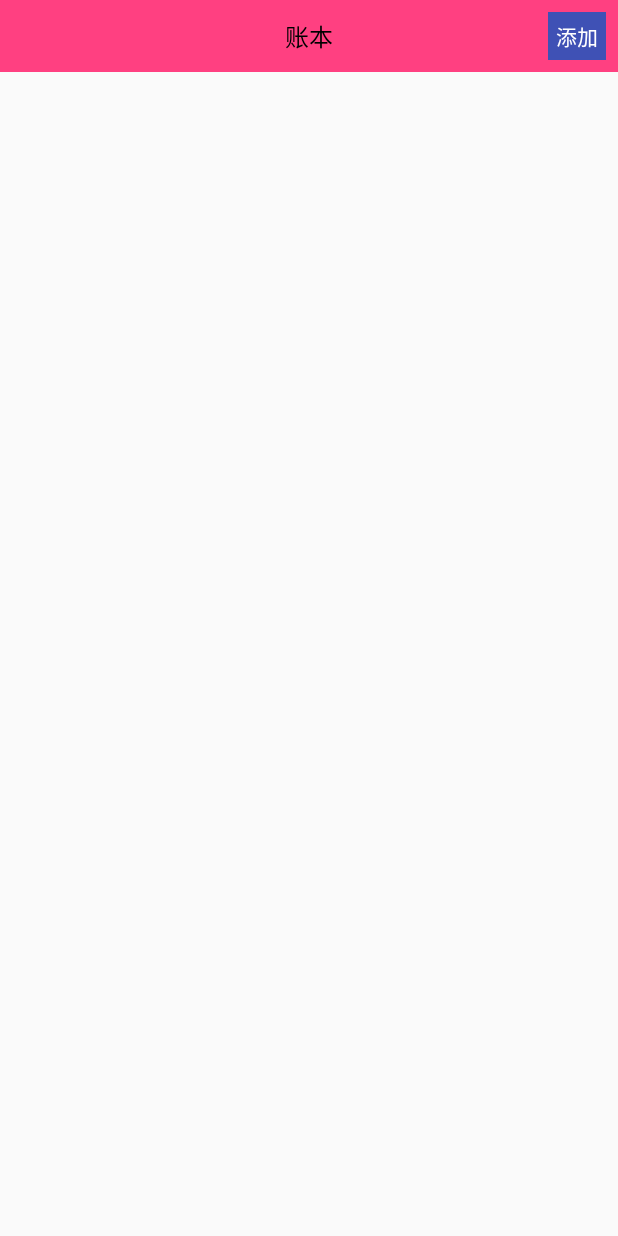
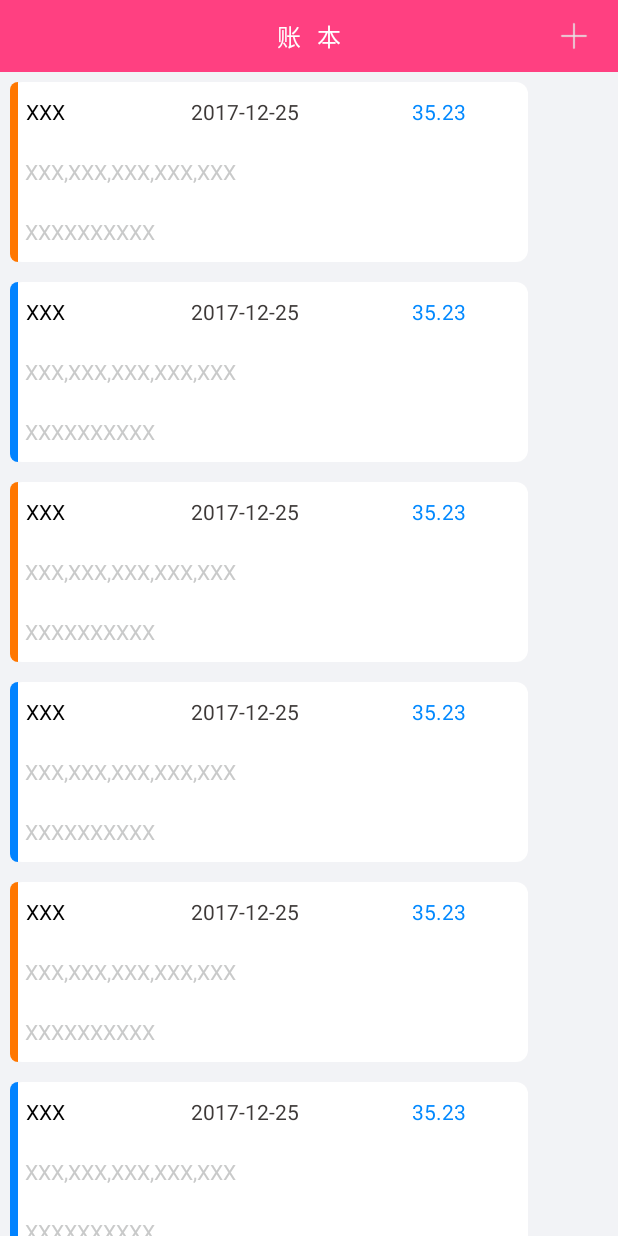
Before and after one commit to Aa136075837/NiaBieLV, an Android app: the screen it shows after launch (MainActivity), on a phone screen of 412 x 824 dp. Run offline under Robolectric (Android 15) with nearby library versions, the phone set to English and light mode, and no system bars.

Commit message:
添加默认item

```diff
--- a/app/build.gradle
+++ b/app/build.gradle
@@ -6,11 +6,12 @@ android {
 
     defaultConfig {
         applicationId "com.example.bo.niabielv"
-        minSdkVersion 15
+        minSdkVersion 18
         targetSdkVersion 27
         versionCode 1
         versionName "1.0"
         testInstrumentationRunner "android.support.test.runner.AndroidJUnitRunner"
+        multiDexEnabled true
     }
     buildTypes {
         release {
@@ -26,7 +27,7 @@ android {
 
 dependencies {
     implementation fileTree(include: ['*.jar'], dir: 'libs')
-    implementation 'com.android.support:appcompat-v7:27.0.0'
+    implementation 'com.android.support:appcompat-v7:27.0.2'
     implementation 'com.android.support.constraint:constraint-layout:1.0.2'
     testImplementation 'junit:junit:4.12'
     androidTestImplementation 'com.android.support.test:runner:1.0.1'
--- a/app/src/main/AndroidManifest.xml
+++ b/app/src/main/AndroidManifest.xml
@@ -3,6 +3,7 @@
     package="com.example.bo.niabielv">
 
     <application
+        android:name=".app.NiaBieApplication"
         android:allowBackup="true"
         android:icon="@mipmap/ic_launcher"
         android:label="@string/app_name"
--- a/app/src/main/java/com/example/bo/niabielv/activity/MainActivity.java
+++ b/app/src/main/java/com/example/bo/niabielv/activity/MainActivity.java
@@ -1,17 +1,26 @@
 package com.example.bo.niabielv.activity;
 
 import android.content.Intent;
+import android.graphics.Rect;
 import android.os.Bundle;
+import android.os.Handler;
+import android.support.v4.widget.SwipeRefreshLayout;
 import android.support.v7.app.AppCompatActivity;
+import android.support.v7.widget.LinearLayoutManager;
 import android.support.v7.widget.RecyclerView;
-import android.widget.TextView;
+import android.view.KeyEvent;
+import android.view.View;
+import android.widget.ImageView;
+import android.widget.Toast;
 
 import com.example.bo.niabielv.R;
+import com.example.bo.niabielv.adapter.AccountAdapter;
 
-public class MainActivity extends AppCompatActivity {
+public class MainActivity extends AppCompatActivity implements SwipeRefreshLayout.OnRefreshListener {
 
-    private TextView mAdd;
+    private ImageView mAdd;
     private RecyclerView mRecyclerView;
+    private SwipeRefreshLayout mRefreshLayout;
 
     @Override
     protected void onCreate(Bundle savedInstanceState) {
@@ -24,14 +33,59 @@ public class MainActivity extends AppCompatActivity {
     private void initView() {
         mAdd = findViewById(R.id.add_account);
         mRecyclerView = findViewById(R.id.main_recycle);
+        mRefreshLayout = findViewById(R.id.main_refresh);
     }
 
     private void initEvent() {
         mAdd.setOnClickListener(v -> toAddAccountActivity());
+        mRefreshLayout.setOnRefreshListener(this);
+        mRefreshLayout.setColorSchemeResources(R.color.colorAccent, R.color.colorPrimary, R.color.colorPrimaryDark);
+
+        LinearLayoutManager manager = new LinearLayoutManager(this);
+        mRecyclerView.setLayoutManager(manager);
+        mRecyclerView.addItemDecoration(new RecyclerView.ItemDecoration() {
+            @Override
+            public void getItemOffsets(Rect outRect, View view, RecyclerView parent,
+                                       RecyclerView.State state) {
+                outRect.set(10, 10, 10, 10);
+            }
+        });
+
+        AccountAdapter adapter = new AccountAdapter( this, R.layout.item_account);
+        mRecyclerView.setAdapter(adapter);
     }
 
     private void toAddAccountActivity() {
         Intent intent = new Intent(this, AddAccountActivity.class);
         startActivity(intent);
     }
+
+    @Override
+    public void onRefresh() {
+        mRefreshLayout.setRefreshing(true);
+        new Handler().postDelayed(new Runnable() {
+            @Override
+            public void run() {
+                mRefreshLayout.setRefreshing(false);
+            }
+        }, 3 * 1000);
+    }
+
+    private long firstTime = 0;
+
+    @Override
+    public boolean onKeyDown(int keyCode, KeyEvent event) {
+        if (keyCode == KeyEvent.KEYCODE_BACK && event.getAction() == KeyEvent.ACTION_DOWN) {
+            if (System.currentTimeMillis() - firstTime > 2000) {
+                Toast.makeText(MainActivity.this, "再按一次退出程序", Toast.LENGTH_SHORT).show();
+                firstTime = System.currentTimeMillis();
+            } else {
+                finish();
+                System.exit(0);
+            }
+            return true;
+        }
+        return super.onKeyDown(keyCode, event);
+    }
+
 }
--- /dev/null
+++ b/app/src/main/java/com/example/bo/niabielv/adapter/AccountAdapter.java
@@ -0,0 +1,56 @@
+package com.example.bo.niabielv.adapter;
+
+import android.content.Context;
+import android.support.annotation.LayoutRes;
+import android.support.v7.widget.RecyclerView;
+import android.view.LayoutInflater;
+import android.view.View;
+import android.view.ViewGroup;
+
+import com.example.bo.niabielv.R;
+
+/**
+ * Created by Administrator on 2017/12/13.
+ */
+
+public class AccountAdapter extends RecyclerView.Adapter<AccountAdapter.AuditHolder> {
+    private Context mContext;
+    private int mResId;
+
+    public AccountAdapter(Context context, @LayoutRes int resId) {
+        super();
+        mContext = context;
+        mResId = resId;
+    }
+
+    @Override
+    public AuditHolder onCreateViewHolder(ViewGroup parent, int viewType) {
+        View view = LayoutInflater.from(mContext).inflate(mResId, parent, false);
+        return new AuditHolder(view);
+    }
+
+    @Override
+    public void onBindViewHolder(AuditHolder holder, int position) {
+        holder.itemView.setTag(position);
+        if (position % 2 == 0) {
+            holder.mLeftView.setBackground(mContext.getResources().getDrawable(R.drawable.backgroud_item_left_orange));
+        } else {
+            holder.mLeftView.setBackground(mContext.getResources().getDrawable(R.drawable.backgroud_item_left_blue));
+        }
+    }
+
+    @Override
+    public int getItemCount() {
+        return 30;
+    }
+
+    static class AuditHolder extends RecyclerView.ViewHolder {
+
+        private final View mLeftView;
+
+        public AuditHolder(View itemView) {
+            super(itemView);
+            mLeftView = itemView.findViewById(R.id.item_left_view);
+        }
+    }
+}
--- /dev/null
+++ b/app/src/main/java/com/example/bo/niabielv/app/NiaBieApplication.java
@@ -0,0 +1,14 @@
+package com.example.bo.niabielv.app;
+
+import android.support.multidex.MultiDexApplication;
+
+/**
+ * Created by Administrator on 2017/12/25.
+ */
+
+public class NiaBieApplication extends MultiDexApplication {
+    @Override
+    public void onCreate() {
+        super.onCreate();
+    }
+}
--- /dev/null
+++ b/app/src/main/res/drawable/backgroud_item_left_blue.xml
@@ -0,0 +1,8 @@
+<?xml version="1.0" encoding="utf-8"?>
+<shape xmlns:android="http://schemas.android.com/apk/res/android"
+    >
+    <corners android:bottomLeftRadius="8dp"
+        android:topLeftRadius="8dp"></corners>
+    <solid android:color="@color/seek_bar_progress_end"> </solid>
+
+</shape>
--- /dev/null
+++ b/app/src/main/res/drawable/backgroud_item_left_orange.xml
@@ -0,0 +1,8 @@
+<?xml version="1.0" encoding="utf-8"?>
+<shape xmlns:android="http://schemas.android.com/apk/res/android"
+    >
+    <corners android:bottomLeftRadius="8dp"
+        android:topLeftRadius="8dp"></corners>
+    <solid android:color="@color/app_theme_color"> </solid>
+
+</shape>
--- /dev/null
+++ b/app/src/main/res/drawable/item_bg.xml
@@ -0,0 +1,6 @@
+<?xml version="1.0" encoding="utf-8"?>
+<shape xmlns:android="http://schemas.android.com/apk/res/android"
+    android:shape="rectangle">
+    <corners android:radius="8dp" />
+    <solid android:color="#fff" />
+</shape>
--- a/app/src/main/res/layout/activity_main.xml
+++ b/app/src/main/res/layout/activity_main.xml
@@ -5,6 +5,7 @@
     android:layout_width="match_parent"
     android:layout_height="match_parent"
     android:orientation="vertical"
+    android:background="@color/background_gray"
     tools:context="com.example.bo.niabielv.activity.MainActivity">
 
     <RelativeLayout
@@ -17,27 +18,32 @@
             android:layout_height="match_parent"
             android:layout_centerInParent="true"
             android:gravity="center"
-            android:text="账本"
-            android:textColor="#000"
+            android:text="账\t本"
+            android:textColor="#fff"
             android:textSize="16sp" />
 
-        <TextView
+        <ImageView
             android:id="@+id/add_account"
             android:layout_width="wrap_content"
             android:layout_height="match_parent"
             android:layout_alignParentRight="true"
             android:layout_margin="8dp"
-            android:background="@color/colorPrimary"
             android:gravity="center"
             android:padding="5dp"
+            android:src="@drawable/add"
             android:text="添加"
             android:textColor="#fff" />
     </RelativeLayout>
 
-    <android.support.v7.widget.RecyclerView
-        android:id="@+id/main_recycle"
+    <android.support.v4.widget.SwipeRefreshLayout
+        android:id="@+id/main_refresh"
         android:layout_width="match_parent"
-        android:layout_height="match_parent"
-        android:layout_margin="10dp" />
+        android:layout_height="match_parent">
 
+        <android.support.v7.widget.RecyclerView
+            android:id="@+id/main_recycle"
+            android:layout_width="match_parent"
+            android:layout_height="match_parent"
+            android:layout_margin="10dp" />
+    </android.support.v4.widget.SwipeRefreshLayout>
 </LinearLayout>
--- /dev/null
+++ b/app/src/main/res/layout/item_account.xml
@@ -0,0 +1,72 @@
+<?xml version="1.0" encoding="utf-8"?>
+<RelativeLayout xmlns:android="http://schemas.android.com/apk/res/android"
+    android:layout_width="345dp"
+    android:layout_height="120dp"
+    android:background="@drawable/item_bg"
+    android:minHeight="90dp"
+    android:paddingRight="4dp">
+
+    <View
+        android:id="@+id/item_left_view"
+        android:layout_width="5dp"
+        android:layout_height="match_parent"
+        android:layout_alignParentLeft="true"
+        android:background="@drawable/backgroud_item_left_blue" />
+
+    <LinearLayout
+        android:id="@+id/ll"
+        android:layout_width="match_parent"
+        android:layout_height="40dp"
+        android:layout_marginLeft="5dp"
+        android:layout_toRightOf="@+id/item_left_view">
+
+        <TextView
+            android:id="@+id/item_payer"
+            android:layout_width="0dp"
+            android:layout_height="match_parent"
+            android:layout_weight="1"
+            android:gravity="center_vertical"
+            android:text="XXX"
+            android:textColor="@color/black" />
+
+        <TextView
+            android:id="@+id/item_date"
+            android:layout_width="0dp"
+            android:layout_height="match_parent"
+            android:layout_weight="1"
+            android:gravity="center_vertical"
+            android:text="2017-12-25"
+            android:textColor="@color/text_title_color" />
+
+        <TextView
+            android:id="@+id/item_money"
+            android:layout_width="0dp"
+            android:layout_height="match_parent"
+            android:layout_weight="1"
+            android:gravity="center"
+            android:text="35.23"
+            android:textColor="@color/text_blue_color" />
+    </LinearLayout>
+
+    <TextView
+        android:id="@+id/item_parts"
+        android:layout_width="match_parent"
+        android:layout_height="40dp"
+        android:layout_below="@+id/ll"
+        android:layout_marginLeft="10dp"
+        android:gravity="center_vertical"
+        android:text="XXX,XXX,XXX,XXX,XXX"
+        android:textColor="@color/text_gray_color"
+        android:textSize="14sp" />
+
+    <TextView
+        android:id="@+id/item_remakes"
+        android:layout_width="match_parent"
+        android:layout_height="40dp"
+        android:layout_below="@+id/item_parts"
+        android:layout_marginLeft="10dp"
+        android:gravity="center_vertical"
+        android:text="XXXXXXXXXX "
+        android:textColor="@color/text_gray_color"
+        android:textSize="14sp" />
+</RelativeLayout>
--- a/app/src/main/res/values/colors.xml
+++ b/app/src/main/res/values/colors.xml
@@ -3,4 +3,13 @@
     <color name="colorPrimary">#3F51B5</color>
     <color name="colorPrimaryDark">#303F9F</color>
     <color name="colorAccent">#FF4081</color>
+
+    <color name="background_gray">#F2F3F6</color>
+
+    <color name="seek_bar_progress_end">#0283ff</color>
+    <color name="app_theme_color">#FF7700</color>
+    <color name="black">#000</color>
+    <color name="text_gray_color">#c9caca</color>
+    <color name="text_blue_color">#0389ff</color>
+    <color name="text_title_color">#3e3a39</color>
 </resources>
--- a/app/src/main/res/values/styles.xml
+++ b/app/src/main/res/values/styles.xml
@@ -4,7 +4,7 @@
     <style name="AppTheme" parent="Theme.AppCompat.Light.NoActionBar">
         <!-- Customize your theme here. -->
         <item name="colorPrimary">@color/colorPrimary</item>
-        <item name="colorPrimaryDark">@color/colorPrimaryDark</item>
+        <item name="colorPrimaryDark">@color/colorAccent</item>
         <item name="colorAccent">@color/colorAccent</item>
     </style>
 
--- a/build.gradle
+++ b/build.gradle
@@ -5,6 +5,7 @@ buildscript {
     repositories {
         google()
         jcenter()
+        mavenCentral()
     }
     dependencies {
         classpath 'com.android.tools.build:gradle:3.0.1'
@@ -19,6 +20,7 @@ allprojects {
     repositories {
         google()
         jcenter()
+        mavenCentral()
     }
 }
 
```
Also changed, not shown: app/src/main/res/drawable-xhdpi/add.png (added).
